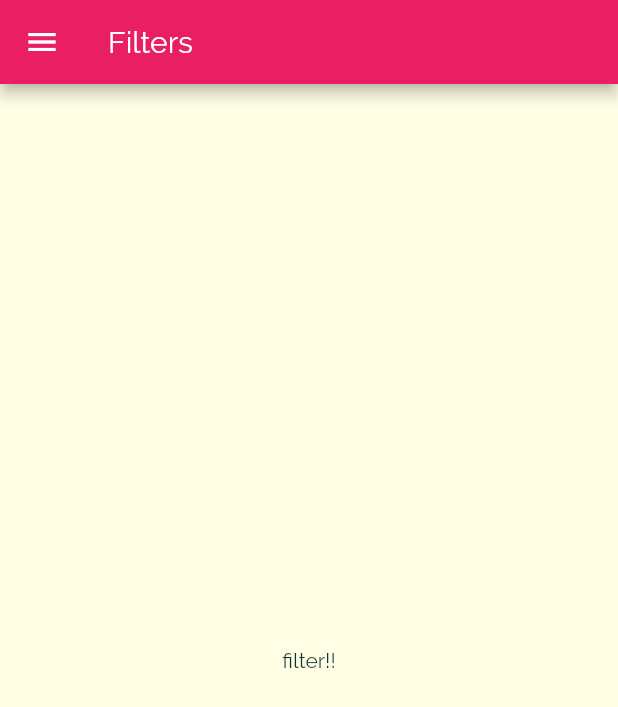
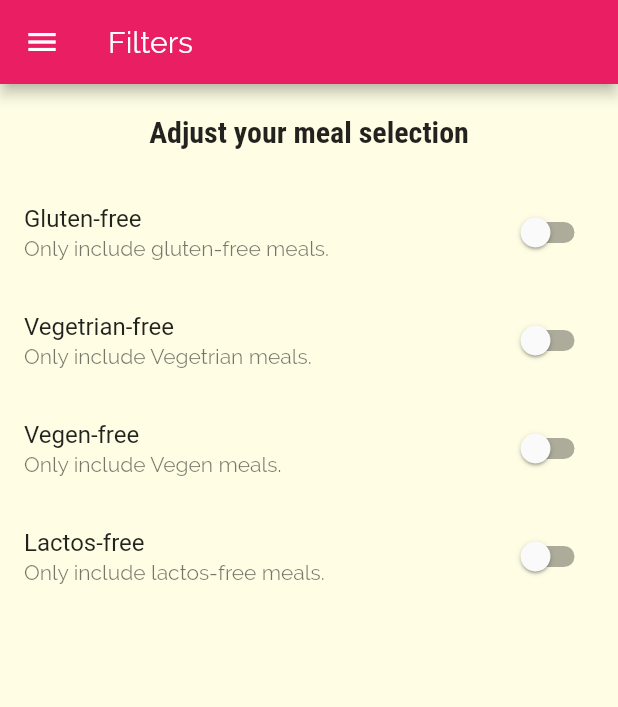
Before and after one commit to MorDvash/Meals-app-flutter, a Flutter app: the FiltersScreen screen opened by its route, on a phone screen of 412 x 824 dp. Shown: the top 707 px of the screen. Run offline on Flutter 3.47's test engine with Material 2 defaults, Android fonts, the phone set to English and light mode, and no system bars.

Commit message:
add filter SwitchListTile

```diff
--- a/lib/pages/filtersScreen.dart
+++ b/lib/pages/filtersScreen.dart
@@ -1,18 +1,75 @@
 import 'package:flutter/material.dart';
 import '../widget/mainDrawer.dart';
 
-class FiltersScreen extends StatelessWidget {
+class FiltersScreen extends StatefulWidget {
   static const routeName = '/filters';
+
+  @override
+  _FiltersScreenState createState() => _FiltersScreenState();
+}
+
+class _FiltersScreenState extends State<FiltersScreen> {
+  var _glutenFree = false;
+  var _vegetarin = false;
+  var _vegen = false;
+  var _lactosFree = false;
+
+  Widget _buildSwitchListTile(String title, String description,
+      bool currentValue, Function updateCurrentValue) {
+    return SwitchListTile(
+        title: Text(title),
+        subtitle: Text(description),
+        value: currentValue,
+        onChanged: updateCurrentValue);
+  }
+
   @override
   Widget build(BuildContext context) {
     return Scaffold(
-      appBar: AppBar(
-        title: Text('Filters'),
-      ),
-      drawer: MainDrawer(),
-      body: Center(
-        child: Text('filter!!'),
-      ),
-    );
+        appBar: AppBar(
+          title: Text('Filters'),
+        ),
+        drawer: MainDrawer(),
+        body: Column(
+          children: [
+            Container(
+              padding: EdgeInsets.all(20),
+              child: Text(
+                'Adjust your meal selection',
+                style: Theme.of(context).textTheme.headline6,
+              ),
+            ),
+            Expanded(
+                child: ListView(
+              children: [
+                _buildSwitchListTile('Gluten-free',
+                    'Only include gluten-free meals.', _glutenFree, (newValue) {
+                  setState(() {
+                    _glutenFree = newValue;
+                  });
+                }),
+                _buildSwitchListTile('Vegetrian-free',
+                    'Only include Vegetrian meals.', _vegetarin, (newValue) {
+                  setState(() {
+                    _vegetarin = newValue;
+                  });
+                }),
+                _buildSwitchListTile(
+                    'Vegen-free', 'Only include Vegen meals.', _vegen,
+                    (newValue) {
+                  setState(() {
+                    _vegen = newValue;
+                  });
+                }),
+                _buildSwitchListTile('Lactos-free',
+                    'Only include lactos-free meals.', _lactosFree, (newValue) {
+                  setState(() {
+                    _lactosFree = newValue;
+                  });
+                }),
+              ],
+            ))
+          ],
+        ));
   }
 }
```
